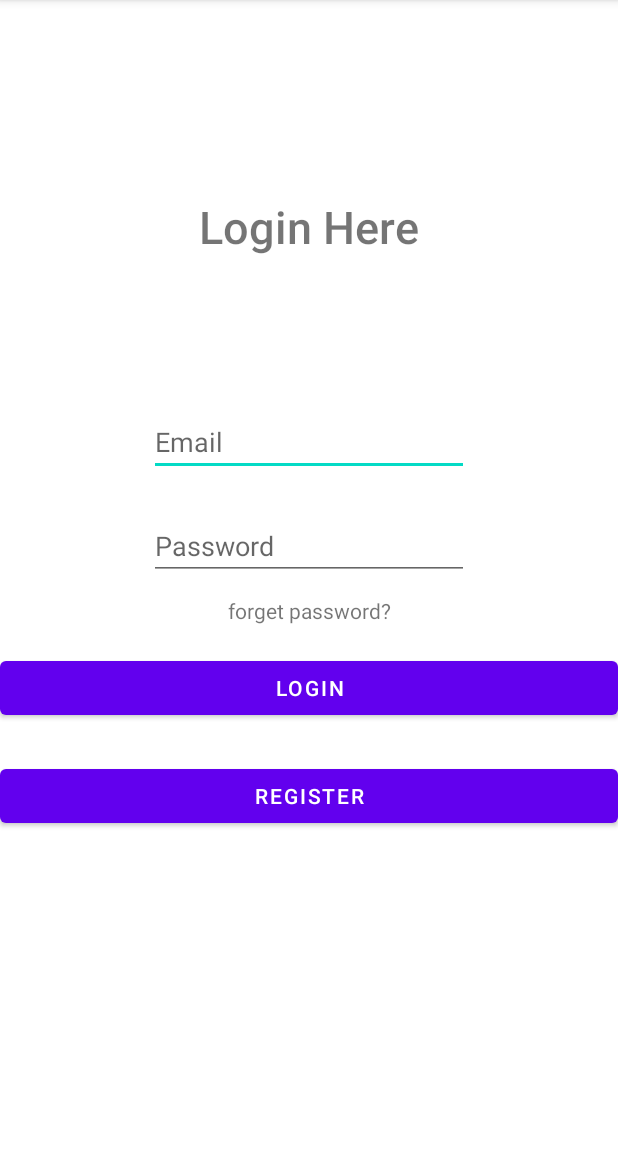
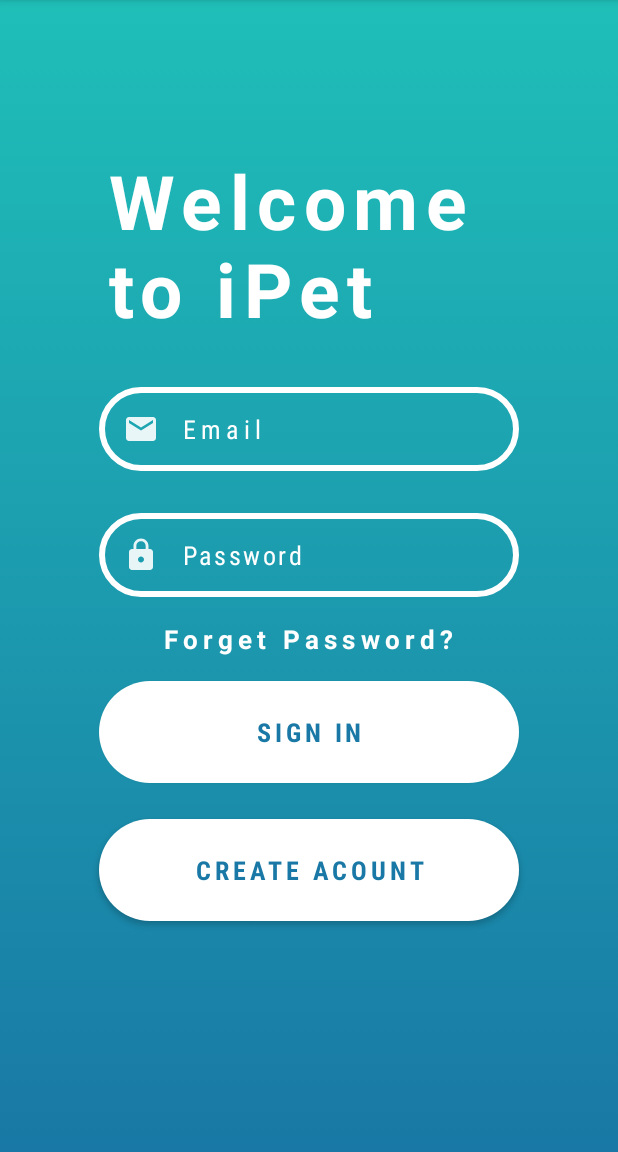
Before and after one commit to wingatesv/projectTelemedicine, an Android app: the screen it shows after launch (LoginActivity), on a phone screen of 412 x 824 dp, the part 84-1236 px from its top. Run offline under Robolectric (Android 15) with nearby library versions, the phone set to English and light mode, and no system bars; our stand-ins replace Firebase (no records; nobody signed in at launch, a user with empty details on screens opened directly).

Commit message:
login design

```diff
--- /dev/null
+++ b/app/src/main/res/drawable/border.xml
@@ -0,0 +1,9 @@
+<?xml version="1.0" encoding="utf-8"?>
+<shape android:shape="rectangle" xmlns:android="http://schemas.android.com/apk/res/android">
+    <stroke android:color="#ffffff"
+        android:width="4dp">
+    </stroke>
+    <corners
+        android:radius="50dp">
+    </corners>
+</shape>
--- /dev/null
+++ b/app/src/main/res/drawable/gradient_background.xml
@@ -0,0 +1,12 @@
+<?xml version="1.0" encoding="utf-8"?>
+<selector xmlns:android="http://schemas.android.com/apk/res/android">
+    <item>
+        <shape>
+            <gradient
+                android:angle="90"
+                android:startColor="#1978a5"
+                android:endColor="#1fbfb8"
+                android:type="linear"/>
+        </shape>
+    </item>
+</selector>
--- /dev/null
+++ b/app/src/main/res/drawable/ic_email.xml
@@ -0,0 +1,5 @@
+<vector android:alpha="0.9" android:height="24dp" android:tint="#FFFFFF"
+    android:viewportHeight="24" android:viewportWidth="24"
+    android:width="24dp" xmlns:android="http://schemas.android.com/apk/res/android">
+    <path android:fillColor="@android:color/white" android:pathData="M20,4L4,4c-1.1,0 -1.99,0.9 -1.99,2L2,18c0,1.1 0.9,2 2,2h16c1.1,0 2,-0.9 2,-2L22,6c0,-1.1 -0.9,-2 -2,-2zM20,8l-8,5 -8,-5L4,6l8,5 8,-5v2z"/>
+</vector>
--- /dev/null
+++ b/app/src/main/res/drawable/ic_lock.xml
@@ -0,0 +1,5 @@
+<vector android:alpha="0.9" android:height="24dp" android:tint="#FFFFFF"
+    android:viewportHeight="24" android:viewportWidth="24"
+    android:width="24dp" xmlns:android="http://schemas.android.com/apk/res/android">
+    <path android:fillColor="@android:color/white" android:pathData="M18,8h-1L17,6c0,-2.76 -2.24,-5 -5,-5S7,3.24 7,6v2L6,8c-1.1,0 -2,0.9 -2,2v10c0,1.1 0.9,2 2,2h12c1.1,0 2,-0.9 2,-2L20,10c0,-1.1 -0.9,-2 -2,-2zM12,17c-1.1,0 -2,-0.9 -2,-2s0.9,-2 2,-2 2,0.9 2,2 -0.9,2 -2,2zM15.1,8L8.9,8L8.9,6c0,-1.71 1.39,-3.1 3.1,-3.1 1.71,0 3.1,1.39 3.1,3.1v2z"/>
+</vector>
--- /dev/null
+++ b/app/src/main/res/drawable/solid_border.xml
@@ -0,0 +1,5 @@
+<?xml version="1.0" encoding="utf-8"?>
+<shape xmlns:android="http://schemas.android.com/apk/res/android">
+    <solid android:color="#ffffff"></solid>
+    <corners android:radius="50dp"></corners>
+</shape>
--- a/app/src/main/res/layout/activity_login.xml
+++ b/app/src/main/res/layout/activity_login.xml
@@ -4,56 +4,91 @@
     xmlns:tools="http://schemas.android.com/tools"
     android:layout_width="match_parent"
     android:layout_height="match_parent"
-    tools:context=".common.LoginActivity">
+    tools:context=".common.LoginActivity"
+    android:background="@drawable/gradient_background">
+
     <EditText
         android:id="@+id/tf_loginEmail"
         android:layout_width="wrap_content"
         android:layout_height="wrap_content"
-        android:layout_marginTop="272dp"
-        android:ems="10"
+        android:layout_marginTop="32dp"
+        android:background="@drawable/border"
+        android:drawableStart="@drawable/ic_email"
+        android:drawablePadding="16dp"
+        android:ems="14"
+        android:fontFamily="sans-serif-condensed"
         android:hint="Email"
         android:inputType="textEmailAddress"
+        android:letterSpacing="0.2"
+        android:padding="16dp"
+        android:textColor="#031163"
+        android:textColorHint="#ffffff"
+        android:textSize="17sp"
         app:layout_constraintEnd_toEndOf="parent"
         app:layout_constraintStart_toStartOf="parent"
-        app:layout_constraintTop_toTopOf="parent" />
+        app:layout_constraintTop_toBottomOf="@+id/lbl_login" />
 
     <EditText
         android:id="@+id/tf_loginPassword"
         android:layout_width="wrap_content"
         android:layout_height="wrap_content"
-        android:layout_marginTop="24dp"
-        android:ems="10"
+        android:layout_marginTop="28dp"
+        android:background="@drawable/border"
+        android:drawableStart="@drawable/ic_lock"
+        android:drawableLeft="@drawable/ic_lock"
+        android:drawablePadding="16dp"
+        android:ems="14"
+        android:fontFamily="sans-serif-condensed"
         android:hint="Password"
         android:inputType="textPassword"
+        android:letterSpacing="0.1"
+        android:padding="16dp"
+        android:textColor="#031163"
+        android:textColorHint="#FFFFFF"
+        android:textSize="17sp"
         app:layout_constraintEnd_toEndOf="parent"
         app:layout_constraintStart_toStartOf="parent"
         app:layout_constraintTop_toBottomOf="@+id/tf_loginEmail" />
 
     <Button
         android:id="@+id/btn_login"
-        android:layout_width="0dp"
+        android:layout_width="wrap_content"
         android:layout_height="wrap_content"
-        android:layout_marginTop="48dp"
+        android:layout_marginTop="16dp"
+        android:background="@drawable/solid_border"
+        android:ems="14"
+        android:fontFamily="sans-serif-condensed"
+        android:letterSpacing="0.15"
         android:onClick="login"
-        android:text="Login"
+        android:padding="16dp"
+        android:text="SIGN IN"
+        android:textColor="#1978A5"
+        android:textSize="17sp"
+        android:textStyle="bold"
+        app:backgroundTint="#FFFFFF"
         app:layout_constraintEnd_toEndOf="parent"
-        app:layout_constraintHorizontal_bias="0.498"
         app:layout_constraintStart_toStartOf="parent"
-        app:layout_constraintTop_toBottomOf="@+id/tf_loginPassword" />
+        app:layout_constraintTop_toBottomOf="@+id/lbl_forgotPwd" />
 
     <Button
         android:id="@+id/btn_gotoRegister"
-        android:layout_width="0dp"
+        android:layout_width="wrap_content"
         android:layout_height="wrap_content"
         android:layout_marginTop="24dp"
-        android:layout_marginBottom="24dp"
+        android:background="@drawable/solid_border"
+        android:ems="14"
+        android:fontFamily="sans-serif-condensed"
+        android:letterSpacing="0.15"
         android:onClick="gotoRegister"
-        android:text="Register"
-        app:layout_constraintBottom_toBottomOf="parent"
+        android:padding="16dp"
+        android:text="Create Acount"
+        android:textColor="#1978A5"
+        android:textSize="17sp"
+        android:textStyle="bold"
+        app:backgroundTint="#FFFFFF"
         app:layout_constraintEnd_toEndOf="parent"
         app:layout_constraintStart_toStartOf="parent"
-        app:layout_constraintTop_toBottomOf="@+id/btn_login"
-        app:layout_constraintVertical_bias="0.0" />
+        app:layout_constraintTop_toBottomOf="@+id/btn_login" />
 
     <ProgressBar
         android:id="@+id/progressBar_login"
@@ -72,28 +107,30 @@
 
     <TextView
         android:id="@+id/lbl_login"
-        android:layout_width="wrap_content"
-        android:layout_height="wrap_content"
-        android:layout_marginTop="24dp"
-        android:layout_marginBottom="24dp"
-        android:fontFamily="sans-serif-medium"
-        android:text="Login Here"
-        android:textSize="30sp"
-        app:layout_constraintBottom_toTopOf="@+id/tf_loginEmail"
+        android:layout_width="267dp"
+        android:layout_height="126dp"
+        android:layout_marginTop="100dp"
+        android:fontFamily="sans-serif"
+        android:letterSpacing="0.1"
+        android:text="Welcome to iPet"
+        android:textColor="#FFFFFF"
+        android:textSize="50sp"
+        android:textStyle="bold"
         app:layout_constraintEnd_toEndOf="parent"
         app:layout_constraintStart_toStartOf="parent"
-        app:layout_constraintTop_toTopOf="parent"
-        app:layout_constraintVertical_bias="0.581" />
+        app:layout_constraintTop_toTopOf="parent" />
 
     <TextView
         android:id="@+id/lbl_forgotPwd"
         android:layout_width="wrap_content"
         android:layout_height="wrap_content"
         android:layout_marginTop="16dp"
-        android:layout_marginBottom="24dp"
+        android:letterSpacing="0.2"
         android:onClick="forgotPwd"
-        android:text="forget password?"
-        app:layout_constraintBottom_toTopOf="@+id/btn_login"
+        android:text="Forget Password?"
+        android:textColor="#FFFFFF"
+        android:textSize="17sp"
+        android:textStyle="bold"
         app:layout_constraintEnd_toEndOf="parent"
         app:layout_constraintStart_toStartOf="parent"
         app:layout_constraintTop_toBottomOf="@+id/tf_loginPassword" />
```
